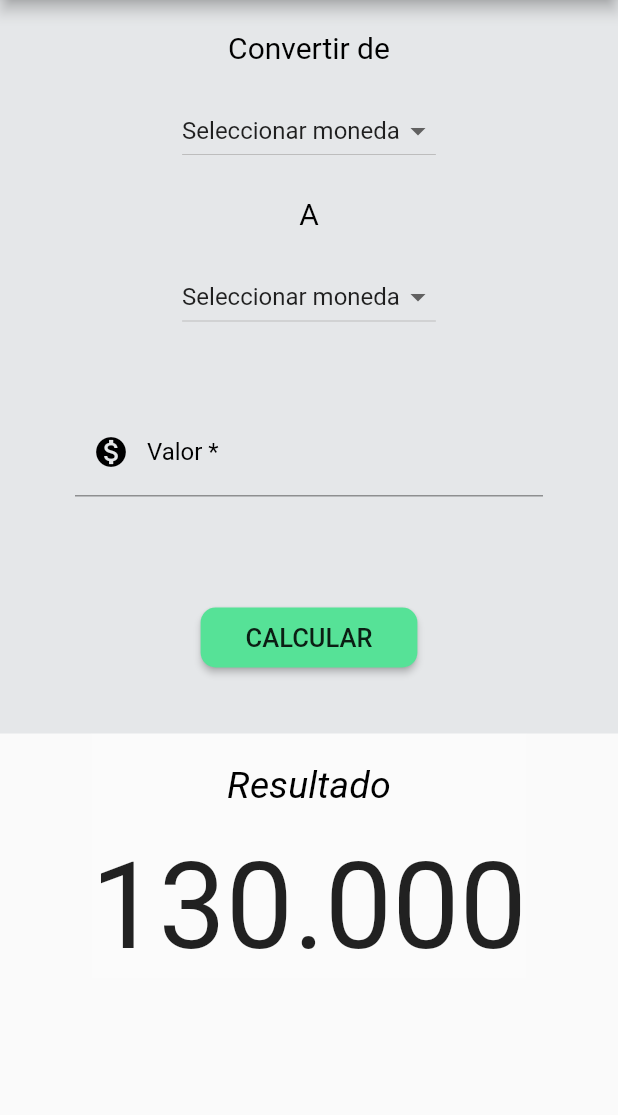
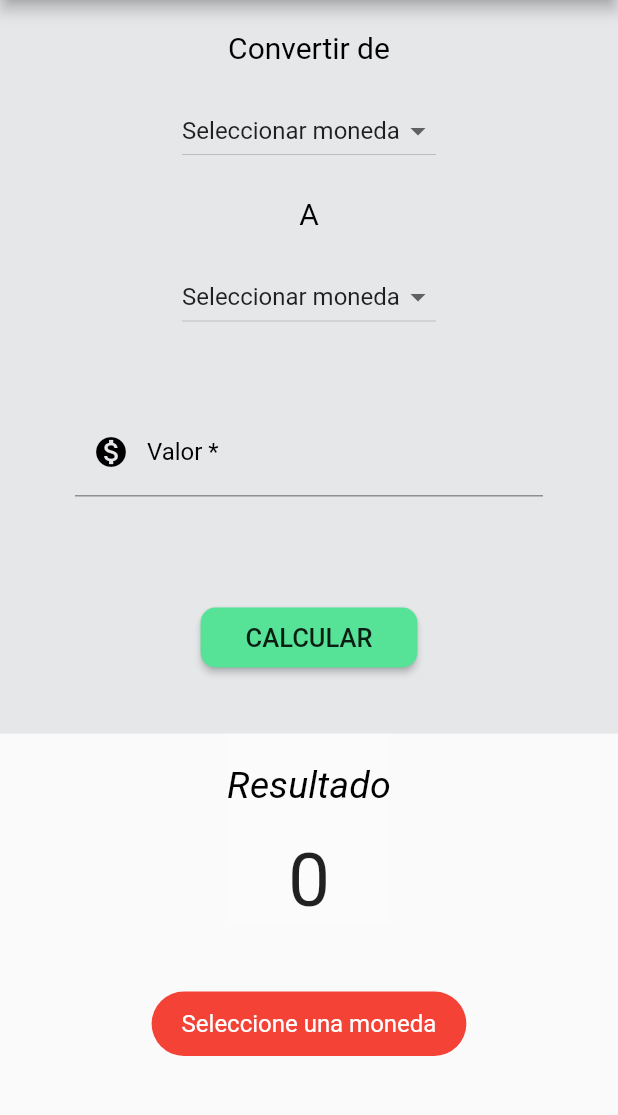
Before and after one commit to yesidrs/conversorDivisas, a Flutter app: the screen it shows after launch, after a tap on "CALCULAR", on a phone screen of 412 x 824 dp, the part 84-1199 px from its top. Run offline on Flutter 3.47's test engine with Material 2 defaults, Android fonts, the phone set to English and light mode, and no system bars; our stand-ins replace fluttertoast.

```diff
--- a/lib/src/pages/home_page.dart
+++ b/lib/src/pages/home_page.dart
@@ -1,4 +1,6 @@
+import 'package:convertidor_divisas/src/widgets/toast.dart';
 import 'package:flutter/material.dart';
+import 'package:convertidor_divisas/src/provider/api.dart';
 
 class HomePage extends StatefulWidget {
   @override
@@ -6,13 +8,19 @@ class HomePage extends StatefulWidget {
 }
 
 class _CounterPage extends State<HomePage> {
-  String valorMoneda1 = 'Seleccionar moneda';
-  List<String> opcionMonedas = <String>[
+  String coinPrimary = 'Seleccionar moneda';
+  String coinSecond = 'Seleccionar moneda';
+  String quantity;
+  String result = '0';
+
+  final valueController = TextEditingController();
+
+  List<String> coinsOptions = <String>[
     'Seleccionar moneda',
-    'Dolar',
+    'USD',
     'COP',
-    'Euro',
-    'Sol'
+    'EUR',
+    'JPY'
   ];
 
   @override
@@ -62,7 +70,6 @@ class _CounterPage extends State<HomePage> {
   }
 
   Widget _dropdownsCoins() {
-
     final marginTop = EdgeInsets.only(top: 20);
 
     return Container(
@@ -81,13 +88,13 @@ class _CounterPage extends State<HomePage> {
           Container(
             margin: marginTop,
             child: DropdownButton<String>(
-              value: valorMoneda1,
-              items: opcionMonedas.map<DropdownMenuItem<String>>((String value) {
+              value: coinPrimary,
+              items: coinsOptions.map<DropdownMenuItem<String>>((String value) {
                 return DropdownMenuItem(value: value, child: Text(value));
               }).toList(),
-              onChanged: (String nuevoValor) {
+              onChanged: (String value) {
                 setState(() {
-                  valorMoneda1 = nuevoValor;
+                  coinPrimary = value;
                 });
               },
             ),
@@ -107,13 +114,13 @@ class _CounterPage extends State<HomePage> {
           Container(
             margin: marginTop,
             child: DropdownButton<String>(
-              value: valorMoneda1,
-              items: opcionMonedas.map<DropdownMenuItem<String>>((String value) {
+              value: coinSecond,
+              items: coinsOptions.map<DropdownMenuItem<String>>((String value) {
                 return DropdownMenuItem(value: value, child: Text(value));
               }).toList(),
-              onChanged: (String nuevoValor) {
+              onChanged: (String value) {
                 setState(() {
-                  valorMoneda1 = nuevoValor;
+                  coinSecond = value;
                 });
               },
             ),
@@ -127,8 +134,10 @@ class _CounterPage extends State<HomePage> {
     return Container(
       padding: EdgeInsets.symmetric(horizontal: 50),
       margin: EdgeInsets.symmetric(vertical: 50),
-      child: TextFormField(
-        textCapitalization: TextCapitalization.words,
+      child: TextField(
+        controller: valueController,
+        keyboardType: TextInputType.number,
+        autofocus: false,
         decoration: const InputDecoration(
           border: UnderlineInputBorder(),
           filled: false,
@@ -150,8 +159,13 @@ class _CounterPage extends State<HomePage> {
           'CALCULAR',
           style: TextStyle(fontSize: 17),
         ),
-        onPressed: () {
-          //Aqui se llama al metodo que realiza la logica de negocio
+        onPressed: () async {
+          if (_validateButton()){
+            final amount = await coinConvert(coinPrimary, coinSecond, quantity);
+            setState(() {
+              result = amount.toString();
+            });
+          }
         },
         padding: EdgeInsets.symmetric(vertical: 10, horizontal: 30),
         color: Color.fromRGBO(86, 226, 151, 1),
@@ -160,6 +174,26 @@ class _CounterPage extends State<HomePage> {
         ),
       ),
     );
+  }
+
+  bool _validateButton() {
+    if (coinPrimary == 'Seleccionar moneda' ||
+        coinSecond == 'Seleccionar moneda') {
+      toastError('Seleccione una moneda');
+      return false;
+    }
+    else if (coinPrimary == coinSecond) {
+      toastError('Las monedas no pueder ser iguales');
+      return false;
+    }
+    else if (valueController.text.isEmpty) {
+      toastError('Debe agregar un valor');
+      return false;
+    }
+    else {
+      quantity = valueController.text;
+      return true;
+    }
   }
 
   Widget _result() {
@@ -182,8 +216,8 @@ class _CounterPage extends State<HomePage> {
           Container(
             margin: EdgeInsets.only(top: 20),
             child: Text(
-              '130.000',
-              style: TextStyle(fontSize: 80),
+              '$result',
+              style: TextStyle(fontSize: 50),
             ),
           )
         ],
--- /dev/null
+++ b/lib/src/widgets/toast.dart
@@ -0,0 +1,14 @@
+import 'package:flutter/material.dart';
+import 'package:fluttertoast/fluttertoast.dart';
+
+void toastError(String msg) {
+  Fluttertoast.showToast(
+    msg: msg,
+    toastLength: Toast.LENGTH_SHORT,
+    gravity: ToastGravity.BOTTOM,
+    timeInSecForIosWeb: 1,
+    backgroundColor: Colors.red,
+    textColor: Colors.white,
+    fontSize: 16.0,
+  );
+}
```
Also changed, not shown: lib/src/model/api_model.dart (added, +40 -0 lines), lib/src/provider/api.dart (added, +15 -0 lines), lib/src/provider/logicaConversion.dart (deleted, +0 -38 lines), pubspec.yaml (+2 -34 lines), pubspec.lock.
